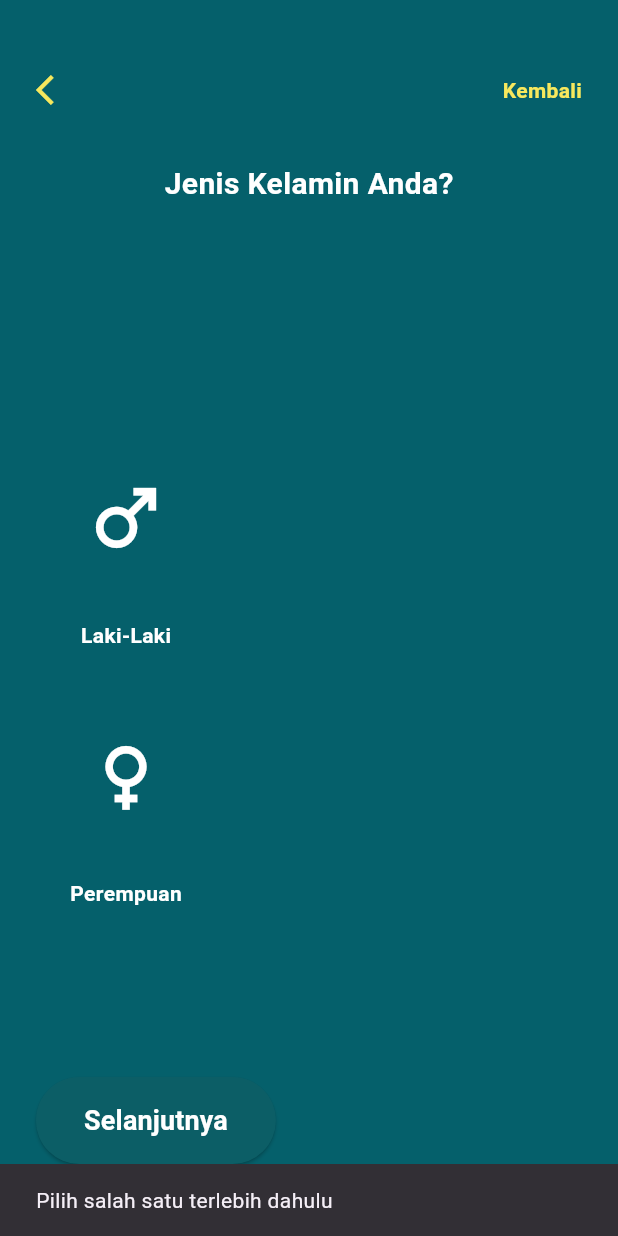
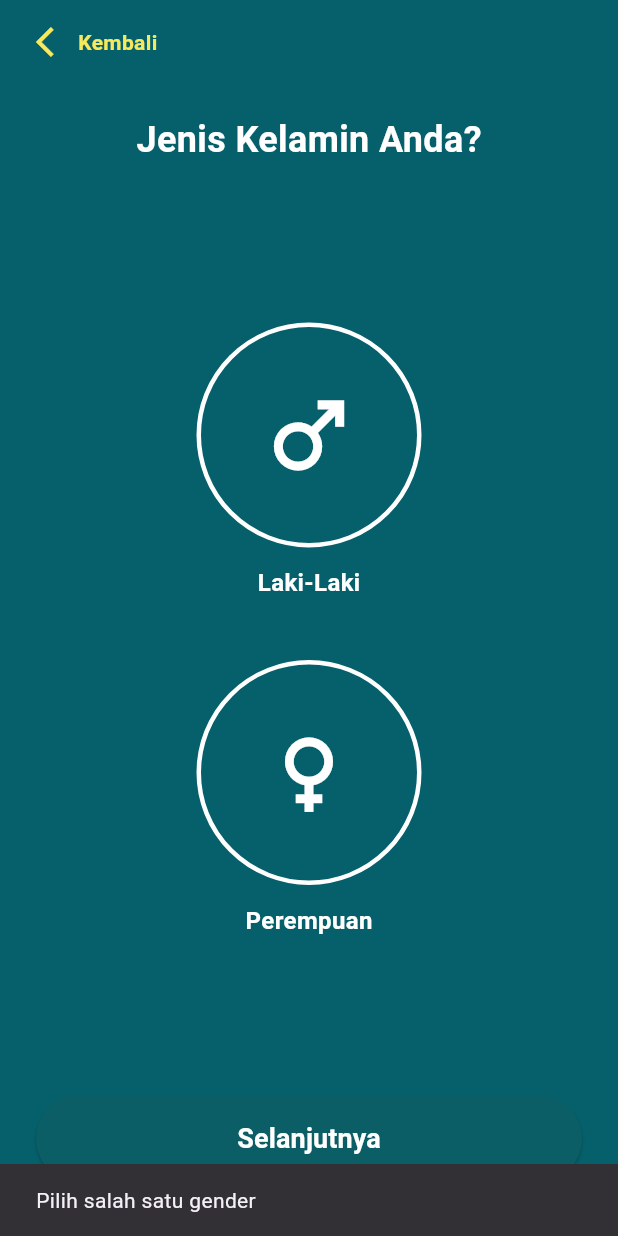
Before and after one commit to pataanggs/lifecareplus, a Flutter app: the GenderSelectionScreen screen opened directly, after a tap on "Selanjutnya", on a phone screen of 412 x 824 dp. Run offline on Flutter 3.47's test engine with Material 3 defaults, Android fonts, the light colour scheme and no system bars; our stand-ins replace scrollable_positioned_list; Roboto replaces fonts that are missing (Arial).

Commit message:
feat: add login, register, age selection, gender selection

```diff
--- a/lib/main.dart
+++ b/lib/main.dart
@@ -13,10 +13,7 @@ class LifeCareApp extends StatelessWidget {
     return MaterialApp(
       title: 'LifeCare+',
       debugShowCheckedModeBanner: false,
-      theme: ThemeData(
-        fontFamily: 'Arial',
-        useMaterial3: true,
-      ),
+      theme: ThemeData(fontFamily: 'Arial', useMaterial3: true),
       home: const SplashScreen(),
     );
   }
--- a/lib/screens/onboarding/gender_selection_screen.dart
+++ b/lib/screens/onboarding/gender_selection_screen.dart
@@ -1,6 +1,7 @@
 import 'package:flutter/material.dart';
 import '../../utils/colors.dart';
 import '../../widgets/rounded_button.dart';
+import 'age_selection_screen.dart'; // Add this import
 
 class GenderSelectionScreen extends StatefulWidget {
   const GenderSelectionScreen({super.key});
@@ -18,88 +19,146 @@ class _GenderSelectionScreenState extends State<GenderSelectionScreen> {
     });
   }
 
-  void _proceed() {
-    if (selectedGender != null) {
-      // Simpan ke state global / Firebase / local db
-      // Lanjut ke halaman selanjutnya
-      ScaffoldMessenger.of(context).showSnackBar(SnackBar(content: Text('Gender tersimpan: $selectedGender')));
-    } else {
-      ScaffoldMessenger.of(context).showSnackBar(const SnackBar(content: Text('Pilih salah satu terlebih dahulu')));
+  void _onNext() {
+    if (selectedGender == null) {
+      ScaffoldMessenger.of(
+        context,
+      ).showSnackBar(const SnackBar(content: Text('Pilih salah satu gender')));
+      return;
     }
+
+    // Navigate to AgeInputScreen and pass the selected gender
+    Navigator.push(
+      context,
+      MaterialPageRoute(
+        builder: (context) => AgeInputScreen(selectedGender: selectedGender!),
+      ),
+    );
+  }
+
+  Widget _buildGenderOption({
+    required String label,
+    required bool isMale,
+    required bool isSelected,
+    required VoidCallback onTap,
+  }) {
+    Color circleColor =
+        isMale ? const Color(0xFFD6E56C) : const Color(0xFFD6E56C);
+
+    return GestureDetector(
+      onTap: onTap,
+      child: Column(
+        children: [
+          Container(
+            width: 150,
+            height: 150,
+            decoration: BoxDecoration(
+              color: isSelected ? circleColor : Colors.transparent,
+              shape: BoxShape.circle,
+              border: Border.all(
+                color: isSelected ? circleColor : Colors.white,
+                width: 3,
+              ),
+            ),
+            child: Center(
+              child: Icon(
+                isMale ? Icons.male : Icons.female,
+                color: isSelected ? Colors.black : Colors.white,
+                size: 70,
+              ),
+            ),
+          ),
+          const SizedBox(height: 12),
+          Text(
+            label,
+            style: const TextStyle(
+              color: Colors.white,
+              fontWeight: FontWeight.bold,
+              fontSize: 16,
+            ),
+          ),
+        ],
+      ),
+    );
   }
 
   @override
   Widget build(BuildContext context) {
     return Scaffold(
       backgroundColor: AppColors.background,
-      body: Padding(
-        padding: const EdgeInsets.symmetric(horizontal: 24, vertical: 48),
+      body: SafeArea(
+        child: Padding(
+          padding: const EdgeInsets.symmetric(horizontal: 24, vertical: 16),
           child: Column(
             crossAxisAlignment: CrossAxisAlignment.start,
             children: [
-            const Row(
-              mainAxisAlignment: MainAxisAlignment.spaceBetween,
+              // Header: Back + Kembali
+              GestureDetector(
+                onTap: () => Navigator.pop(context),
+                child: const Row(
                   children: [
                     Icon(Icons.arrow_back_ios, color: AppColors.textHighlight),
-                Text('Kembali', style: TextStyle(color: AppColors.textHighlight, fontWeight: FontWeight.bold)),
+                    SizedBox(width: 4),
+                    Text(
+                      'Kembali',
+                      style: TextStyle(
+                        color: AppColors.textHighlight,
+                        fontWeight: FontWeight.bold,
+                      ),
+                    ),
                   ],
                 ),
-            const SizedBox(height: 36),
-            const Center(
-              child: Text('Jenis Kelamin Anda?',
-                  style: TextStyle(color: Colors.white, fontSize: 20, fontWeight: FontWeight.bold)),
               ),
               const SizedBox(height: 36),
+
+              // Title
+              const Center(
+                child: Text(
+                  'Jenis Kelamin Anda?',
+                  style: TextStyle(
+                    fontSize: 24,
+                    color: Colors.white,
+                    fontWeight: FontWeight.bold,
+                  ),
+                ),
+              ),
+
+              // Gender Options in Expanded to center them
               Expanded(
+                child: Center(
                   child: Column(
                     mainAxisAlignment: MainAxisAlignment.center,
                     children: [
-                  _genderButton(
-                    icon: Icons.male,
+                      _buildGenderOption(
                         label: 'Laki-Laki',
-                    selected: selectedGender == 'Laki-Laki',
+                        isMale: true,
+                        isSelected: selectedGender == 'Laki-Laki',
                         onTap: () => _selectGender('Laki-Laki'),
                       ),
-                  const SizedBox(height: 24),
-                  _genderButton(
-                    icon: Icons.female,
+                      const SizedBox(height: 40),
+                      _buildGenderOption(
                         label: 'Perempuan',
-                    selected: selectedGender == 'Perempuan',
+                        isMale: false,
+                        isSelected: selectedGender == 'Perempuan',
                         onTap: () => _selectGender('Perempuan'),
                       ),
                     ],
                   ),
                 ),
-            RoundedButton(text: 'Selanjutnya', onPressed: _proceed),
+              ),
+
+              // Tombol Selanjutnya
+              Center(
+                child: Container(
+                  margin: const EdgeInsets.only(bottom: 20),
+                  width: double.infinity,
+                  child: RoundedButton(text: 'Selanjutnya', onPressed: _onNext, color: Colors.white, textColor: Colors.black,),
+                ),
+              ),
             ],
+          ),
         ),
       ),
     );
   }
-
-  Widget _genderButton({
-    required IconData icon,
-    required String label,
-    required bool selected,
-    required VoidCallback onTap,
-  }) {
-    return GestureDetector(
-      onTap: onTap,
-      child: Column(
-        children: [
-          CircleAvatar(
-            radius: 60,
-            backgroundColor: selected ? AppColors.textHighlight : AppColors.background,
-            child: Icon(icon, size: 60, color: selected ? Colors.black : Colors.white),
-          ),
-          const SizedBox(height: 8),
-          Text(label,
-              style: TextStyle(
-                fontWeight: FontWeight.bold,
-                color: Colors.white,
-              )),
-        ],
-      ),
-    );
 }
-}
--- a/lib/utils/colors.dart
+++ b/lib/utils/colors.dart
@@ -7,5 +7,10 @@ class AppColors {
   static const Color buttonTextColor = Colors.white;
   static const Color textHighlight = Color(0xFFF7E85D);
   static const Color background = Color(0xFF05606B); // warna utama latar
+  static const Color danger = Color(0xFFFF5C5C); // merah untuk error
+  static const Color success = Color(0xFF4CAF50); // hijau untuk berhasil
+  static const Color inputField = Colors.white; // latar belakang form input
+  static const Color maleHighlight = Color(0xFFD6E56C);
+  static const Color femaleHighlight = Color(0xFFD6E56C);
 
 }
--- a/lib/widgets/rounded_button.dart
+++ b/lib/widgets/rounded_button.dart
@@ -4,14 +4,20 @@ import '../utils/colors.dart';
 class RoundedButton extends StatelessWidget {
   final String text;
   final VoidCallback onPressed;
+  final Color? bgColor; // ✅ opsional
 
-  const RoundedButton({super.key, required this.text, required this.onPressed});
+  const RoundedButton({
+    super.key,
+    required this.text,
+    required this.onPressed,
+    this.bgColor, required Color color, required Color textColor, // ✅ default optional
+  });
 
   @override
   Widget build(BuildContext context) {
     return ElevatedButton(
       style: ElevatedButton.styleFrom(
-        backgroundColor: AppColors.buttonColor,
+        backgroundColor: bgColor ?? AppColors.buttonColor, // ✅ gunakan warna yg dipilih, atau default
         foregroundColor: AppColors.buttonTextColor,
         padding: const EdgeInsets.symmetric(horizontal: 32, vertical: 16),
         shape: RoundedRectangleBorder(borderRadius: BorderRadius.circular(40)),
--- a/pubspec.yaml
+++ b/pubspec.yaml
@@ -30,6 +30,7 @@ environment:
 dependencies:
   flutter:
     sdk: flutter
+  scrollable_positioned_list: ^0.3.5
 
   # The following adds the Cupertino Icons font to your application.
   # Use with the CupertinoIcons class for iOS style icons.
@@ -60,6 +61,8 @@ flutter:
   # To add assets to your application, add an assets section, like this:
   assets:
     - assets\lifecareplus_logo.png
+    - assets\Bot-Gender-Female.png
+    - assets\Bot-Gender-Male.png
 
   # An image asset can refer to one or more resolution-specific "variants", see
   # https://flutter.dev/to/resolution-aware-images
```
Also changed, not shown: lib/screens/auth/login_screen.dart (+59 -14 lines), lib/screens/auth/register_screen.dart (+19 -10 lines), lib/screens/onboarding/age_selection_screen.dart (added, +232 -0 lines), lib/screens/onboarding/profile_data_screen.dart (added, +148 -0 lines), lib/screens/splash_screen.dart (+9 -6 lines), assets/Bot-Gender-Female.png (added), assets/Bot-Gender-Male.png (added), pubspec.lock, 1 other file. Lines whose indentation alone changed are shown as unchanged.
